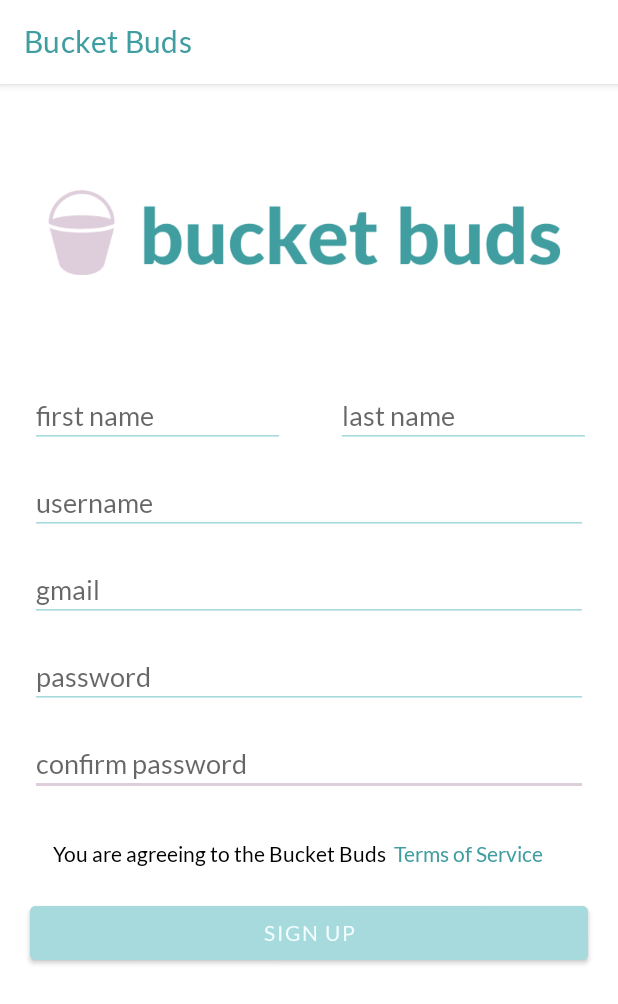
After one commit to evelynhasama/BucketBuds, an Android app: the SignupActivity screen opened directly, with no data from a screen before it, on a phone screen of 412 x 824 dp. The commit adds this screen. Shown: the top 1004 px of the screen. Run offline under Robolectric (Android 15) with nearby library versions, the phone set to English and light mode, and no system bars; libraries missing offline, so code that uses them is left out: com.parse.

Commit message:
user can sign up with a new profile

```diff
--- a/app/src/main/AndroidManifest.xml
+++ b/app/src/main/AndroidManifest.xml
@@ -2,14 +2,18 @@
 <manifest xmlns:android="http://schemas.android.com/apk/res/android"
     package="com.example.bucketbuds">
 
+    <uses-permission android:name="android.permission.INTERNET" />
+    <uses-permission android:name="android.permission.ACCESS_NETWORK_STATE" />
+
     <application
+        android:name=".ParseApplication"
         android:allowBackup="true"
-        android:name=".ParseApplication"
         android:icon="@drawable/bucket_buds_icon_white"
         android:label="@string/app_name"
         android:roundIcon="@drawable/bucket_buds_circle_icon"
         android:supportsRtl="true"
         android:theme="@style/Theme.BucketBuds">
+        <activity android:name=".SignupActivity"></activity>
         <activity android:name=".LoginActivity">
             <intent-filter>
                 <action android:name="android.intent.action.MAIN" />
@@ -17,12 +21,10 @@
                 <category android:name="android.intent.category.LAUNCHER" />
             </intent-filter>
         </activity>
+
         <meta-data
             android:name="preloaded_fonts"
             android:resource="@array/preloaded_fonts" />
     </application>
 
-    <uses-permission android:name="android.permission.INTERNET" />
-    <uses-permission android:name="android.permission.ACCESS_NETWORK_STATE" />
-
 </manifest>
--- a/app/src/main/java/com/example/bucketbuds/LoginActivity.java
+++ b/app/src/main/java/com/example/bucketbuds/LoginActivity.java
@@ -32,6 +32,7 @@ public class LoginActivity extends AppCompatActivity {
 
         if (ParseUser.getCurrentUser() != null){
             goMainActivity();
+            ParseUser.logOut();
         }
 
         etPassword = findViewById(R.id.etPassword);
@@ -53,6 +54,9 @@ public class LoginActivity extends AppCompatActivity {
             public void onClick(View v) {
                 // Navigate to sign up activity
                 Toast.makeText(LoginActivity.this, "Going to sign up screen", Toast.LENGTH_LONG).show();
+                Intent intent = new Intent(LoginActivity.this, SignupActivity.class);
+                startActivity(intent);
+                finish();
             }
         });
     }
@@ -74,7 +78,7 @@ public class LoginActivity extends AppCompatActivity {
         });
     }
 
-    private void goMainActivity(){
+    public void goMainActivity(){
        // Navigate to main activity through intent
        Toast.makeText(LoginActivity.this, "Going to main activity", Toast.LENGTH_LONG).show();
     }
--- /dev/null
+++ b/app/src/main/java/com/example/bucketbuds/SignupActivity.java
@@ -0,0 +1,84 @@
+package com.example.bucketbuds;
+
+import androidx.appcompat.app.AppCompatActivity;
+
+import android.os.Bundle;
+import android.util.Log;
+import android.view.View;
+import android.widget.Button;
+import android.widget.EditText;
+import android.widget.TextView;
+import android.widget.Toast;
+
+import com.parse.ParseException;
+import com.parse.ParseUser;
+import com.parse.SignUpCallback;
+
+public class SignupActivity extends AppCompatActivity {
+
+    public static final String TAG = "SignupActivity";
+    private EditText etFirstName;
+    private EditText etLastName;
+    private EditText etUsername;
+    private EditText etPassword;
+    private EditText etConfirmPassword;
+    private EditText etEmail;
+    private Button btnSignup;
+
+    @Override
+    protected void onCreate(Bundle savedInstanceState) {
+        super.onCreate(savedInstanceState);
+        setContentView(R.layout.activity_signup);
+
+        etUsername = findViewById(R.id.etUsernameSA);
+        etFirstName = findViewById(R.id.etFirstName);
+        etLastName = findViewById(R.id.etLastName);
+        etEmail = findViewById(R.id.etEmailSA);
+        etPassword = findViewById(R.id.etPasswordSA);
+        etConfirmPassword = findViewById(R.id.etConfirmPasswordSA);
+
+        btnSignup = findViewById(R.id.btnSignup);
+        btnSignup.setOnClickListener(new View.OnClickListener() {
+            @Override
+            public void onClick(View v) {
+                String username = etUsername.getText().toString();
+                String fname = etFirstName.getText().toString();
+                String lname = etLastName.getText().toString();
+                String email = etEmail.getText().toString();
+                String password = etPassword.getText().toString();
+                String confpassword = etConfirmPassword.getText().toString();
+                if (password.equals(confpassword)) {
+                    signUpUser(username, fname, lname, email, password);
+                } else {
+                    Toast.makeText(SignupActivity.this, "Passwords do not match", Toast.LENGTH_LONG).show();
+                }
+            }
+        });
+    }
+
+    private void signUpUser(String username, String fname, String lname, String email, String password){
+        ParseUser user = new ParseUser();
+        user.setUsername(username);
+        user.put("firstName", fname);
+        user.put("lastName", lname);
+        user.setPassword(password);
+        user.setEmail(email);
+        user.signUpInBackground(new SignUpCallback() {
+            public void done(ParseException e) {
+                if (e != null) {
+                    Toast.makeText(SignupActivity.this, "Failed to sign up", Toast.LENGTH_LONG).show();
+                    Log.e(TAG, "Issue with sign up", e);
+                    return;
+                }
+                goMainActivity();
+                Toast.makeText(SignupActivity.this, "Successfully signed up", Toast.LENGTH_LONG).show();
+            }
+        });
+    }
+
+    public void goMainActivity(){
+        // Navigate to main activity through intent
+        Toast.makeText(SignupActivity.this, "Going to main activity", Toast.LENGTH_LONG).show();
+    }
+
+}
--- /dev/null
+++ b/app/src/main/res/layout/activity_signup.xml
@@ -0,0 +1,130 @@
+<?xml version="1.0" encoding="utf-8"?>
+<RelativeLayout xmlns:android="http://schemas.android.com/apk/res/android"
+    xmlns:app="http://schemas.android.com/apk/res-auto"
+    xmlns:tools="http://schemas.android.com/tools"
+    android:layout_width="match_parent"
+    android:layout_height="match_parent"
+    tools:context=".SignupActivity">
+
+    <EditText
+        android:id="@+id/etConfirmPasswordSA"
+        android:layout_width="match_parent"
+        android:layout_height="wrap_content"
+        android:layout_below="@+id/etPasswordSA"
+        android:layout_marginHorizontal="20dp"
+        android:layout_marginTop="15dp"
+        android:ems="10"
+        android:hint="@string/confirm_password"
+        android:inputType="textPassword"
+        android:textColor="@color/black" />
+
+    <EditText
+        android:id="@+id/etLastName"
+        android:layout_width="170dp"
+        android:layout_height="wrap_content"
+        android:layout_below="@+id/imageView"
+        android:layout_alignParentEnd="true"
+        android:layout_marginHorizontal="20dp"
+        android:layout_marginTop="0dp"
+        android:layout_marginEnd="18dp"
+        android:layout_marginBottom="0dp"
+        android:ems="10"
+        android:hint="@string/last_name"
+        android:inputType="textPersonName"
+        android:textColor="@color/black" />
+
+    <EditText
+        android:id="@+id/etUsernameSA"
+        android:layout_width="match_parent"
+        android:layout_height="wrap_content"
+        android:layout_below="@+id/etFirstName"
+        android:layout_marginHorizontal="20dp"
+        android:layout_marginTop="15dp"
+        android:ems="10"
+        android:hint="@string/username"
+        android:textColor="@color/black" />
+
+    <EditText
+        android:id="@+id/etPasswordSA"
+        android:layout_width="match_parent"
+        android:layout_height="wrap_content"
+        android:layout_below="@+id/etEmailSA"
+        android:layout_marginHorizontal="20dp"
+        android:layout_marginTop="15dp"
+        android:ems="10"
+        android:hint="@string/password"
+        android:inputType="textPassword"
+        android:textColor="@color/black" />
+
+    <EditText
+        android:id="@+id/etEmailSA"
+        android:layout_width="match_parent"
+        android:layout_height="wrap_content"
+        android:layout_below="@+id/etUsernameSA"
+        android:layout_centerHorizontal="true"
+        android:layout_marginHorizontal="20dp"
+        android:layout_marginTop="15dp"
+        android:ems="10"
+        android:hint="@string/gmail"
+        android:inputType="textPassword|textEmailAddress"
+        android:textColor="@color/black" />
+
+    <EditText
+        android:id="@+id/etFirstName"
+        android:layout_width="170dp"
+        android:layout_height="wrap_content"
+        android:layout_below="@+id/imageView"
+        android:layout_alignParentStart="true"
+        android:layout_marginStart="20dp"
+        android:layout_marginTop="0dp"
+        android:ems="10"
+        android:hint="@string/first_name"
+        android:inputType="textPersonName"
+        android:textColor="@color/black" />
+
+    <Button
+        android:id="@+id/btnSignup"
+        android:layout_width="match_parent"
+        android:layout_height="wrap_content"
+        android:layout_below="@+id/textView"
+        android:layout_marginHorizontal="20dp"
+        android:layout_marginTop="20dp"
+        android:backgroundTint="@color/powder_blue"
+        android:text="@string/sign_up" />
+
+    <ImageView
+        android:id="@+id/imageView"
+        android:layout_width="match_parent"
+        android:layout_height="wrap_content"
+        android:layout_alignParentStart="true"
+        android:layout_alignParentTop="true"
+        android:layout_alignParentEnd="true"
+        android:layout_marginStart="0dp"
+        android:layout_marginTop="0dp"
+        android:layout_marginEnd="0dp"
+        android:scaleX="1"
+        android:scaleY="1"
+        app:srcCompat="@drawable/title" />
+
+    <TextView
+        android:id="@+id/textView"
+        android:layout_width="wrap_content"
+        android:layout_height="wrap_content"
+        android:layout_below="@+id/etConfirmPasswordSA"
+        android:layout_alignParentStart="true"
+        android:layout_marginStart="35dp"
+        android:layout_marginTop="30dp"
+        android:text="@string/agreement"
+        android:textColor="@color/black" />
+
+    <TextView
+        android:id="@+id/tvSignUp"
+        android:layout_width="wrap_content"
+        android:layout_height="wrap_content"
+        android:layout_below="@+id/etConfirmPasswordSA"
+        android:layout_marginStart="5dp"
+        android:layout_marginTop="30dp"
+        android:layout_toEndOf="@+id/textView"
+        android:text="@string/terms_of_service"
+        android:textColor="@color/cadet_blue" />
+</RelativeLayout>
--- a/app/src/main/res/values/strings.xml
+++ b/app/src/main/res/values/strings.xml
@@ -2,7 +2,13 @@
     <string name="app_name">Bucket Buds</string>
     <string name="username">username</string>
     <string name="password">password</string>
+    <string name="confirm_password">confirm password</string>
+    <string name="first_name">first name</string>
+    <string name="last_name">last name</string>
+    <string name="gmail">gmail</string>
     <string name="log_in">log in</string>
     <string name="no_acct">Don\'t already have an account?</string>
-    <string name="sign_up">Sign up.</string>
+    <string name="agreement">You are agreeing to the Bucket Buds </string>
+    <string name="terms_of_service">Terms of Service</string>
+    <string name="sign_up">Sign up</string>
 </resources>
```
